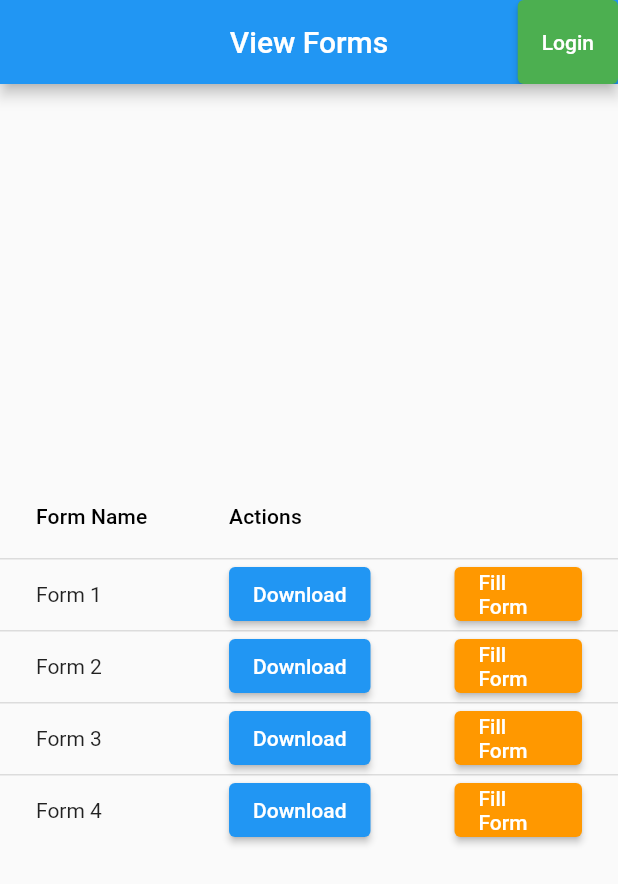
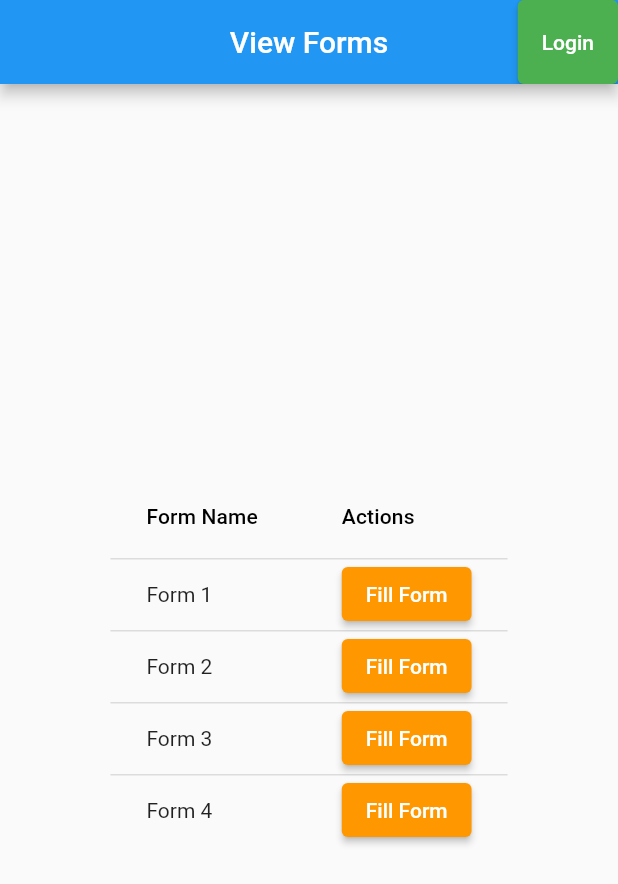
Before and after one commit to bohuie/webforms, a Flutter app: the screen it shows after launch, on a phone screen of 412 x 824 dp. Shown: the top 884 px of the screen. Run offline on Flutter 3.47's test engine with Material 2 defaults, Android fonts, the phone set to English and light mode, and no system bars.

Commit message:
removed download functionality student side forms

```diff
--- a/webforms/lib/forms.dart
+++ b/webforms/lib/forms.dart
@@ -11,36 +11,29 @@ class TableWidget extends StatelessWidget {
       columns: const <DataColumn>[
         DataColumn(label: Text('Form Name')),
         DataColumn(label: Text('Actions')),
-        DataColumn(label: Text(''))
+
       ],
       rows: [
         DataRow(cells: [
           DataCell(Text('Form 1')),
-          DataCell(ElevatedButton(child: Text('Download'), onPressed: () {navdownload(context);})),
           DataCell(ElevatedButton(child: Text('Fill Form'), onPressed: () {navfillform(context);}, style: ElevatedButton.styleFrom(primary: Colors.orange)))
         ]),
         DataRow(cells: [
           DataCell(Text('Form 2')),
-          DataCell(ElevatedButton(child: Text('Download'), onPressed: () {navdownload(context);})),
           DataCell(ElevatedButton(child: Text('Fill Form'), onPressed: () {navfillform(context);}, style: ElevatedButton.styleFrom(primary: Colors.orange)))
         ]),
         DataRow(cells: [
           DataCell(Text('Form 3')),
-          DataCell(ElevatedButton(child: Text('Download'), onPressed: () {navdownload(context);})),
           DataCell(ElevatedButton(child: Text('Fill Form'), onPressed: () {navfillform(context);}, style: ElevatedButton.styleFrom(primary: Colors.orange)))
         ]),
         DataRow(cells: [
           DataCell(Text('Form 4')),
-          DataCell(ElevatedButton(child: Text('Download'), onPressed: () {navdownload(context);})),
           DataCell(ElevatedButton(child: Text('Fill Form'), onPressed: () {navfillform(context);}, style: ElevatedButton.styleFrom(primary: Colors.orange)))
         ]),
       ],
     );
   }
 
-  void navdownload(BuildContext context) {
-    Navigator.of(context).push(MaterialPageRoute(builder: (context) => downloadPage()));
-  }
 
   void navfillform(BuildContext context) {
     Navigator.of(context).push(MaterialPageRoute(builder: (context) => fillForm()));
```
